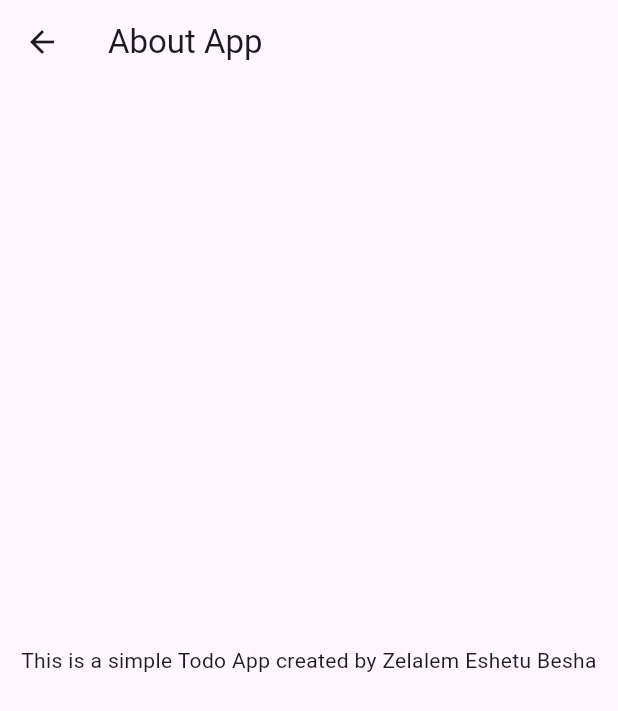
After one commit to ZelalemEshetu/CSE310.002, a Flutter app: the screen it shows after launch, after a tap on the "info" icon, on a phone screen of 412 x 824 dp. The commit adds this screen. Shown: the top 711 px of the screen. Run offline on Flutter 3.47's test engine with Material 3 defaults, Android fonts, the phone set to English and light mode, and no system bars.

Commit message:
updated w04 module 02 mobile todo_app assignment

```diff
--- /dev/null
+++ b/todo_app/lib/screens/about_page.dart
@@ -0,0 +1,18 @@
+import 'package:flutter/material.dart';
+
+class AboutPage extends StatelessWidget {
+  const AboutPage({super.key});
+
+  @override
+  Widget build(BuildContext context) {
+    return Scaffold(
+      appBar: AppBar(title: const Text("About App")),
+      body: const Center(
+        child: Text(
+          "This is a simple Todo App created by Zelalem Eshetu Besha",
+          textAlign: TextAlign.center,
+        ),
+      ),
+    );
+  }
+}
--- a/todo_app/lib/screens/todo_page.dart
+++ b/todo_app/lib/screens/todo_page.dart
@@ -1,5 +1,6 @@
 import 'package:flutter/material.dart';
 import '../models/task.dart';
+import 'about_page.dart';
 
 /// Main page of the Todo application
 /// Handles adding, displaying, marking, and deleting tasks
@@ -39,10 +40,26 @@ class _TodoPageState extends State<TodoPage> {
     return Scaffold(
       appBar: AppBar(
         title: const Text('My ToDo App'),
+
+        // SECOND SCREEN BUTTON (About Page)
+        actions: [
+          IconButton(
+            icon: const Icon(Icons.info),
+            tooltip: 'About App',
+            onPressed: () {
+              Navigator.push(
+                context,
+                MaterialPageRoute(
+                  builder: (context) => const AboutPage(),
+                ),
+              );
+            },
+          ),
+        ],
       ),
+
       body: Column(
         children: [
-          // Input area for new tasks
           Padding(
             padding: const EdgeInsets.all(10),
             child: Row(
@@ -56,7 +73,6 @@ class _TodoPageState extends State<TodoPage> {
                     ),
                   ),
                 ),
-                // Button to add task
                 IconButton(
                   icon: const Icon(Icons.add),
                   onPressed: addTask,
@@ -65,7 +81,6 @@ class _TodoPageState extends State<TodoPage> {
             ),
           ),
 
-          // Task list display
           Expanded(
             child: ListView.builder(
               itemCount: tasks.length,
@@ -79,8 +94,6 @@ class _TodoPageState extends State<TodoPage> {
                       });
                     },
                   ),
-
-                  // Task title with strike-through if completed
                   title: Text(
                     tasks[index].title,
                     style: TextStyle(
@@ -89,8 +102,6 @@ class _TodoPageState extends State<TodoPage> {
                           : TextDecoration.none,
                     ),
                   ),
-
-                  // Delete button for each task
                   trailing: IconButton(
                     icon: const Icon(Icons.delete),
                     onPressed: () => deleteTask(index),
```
